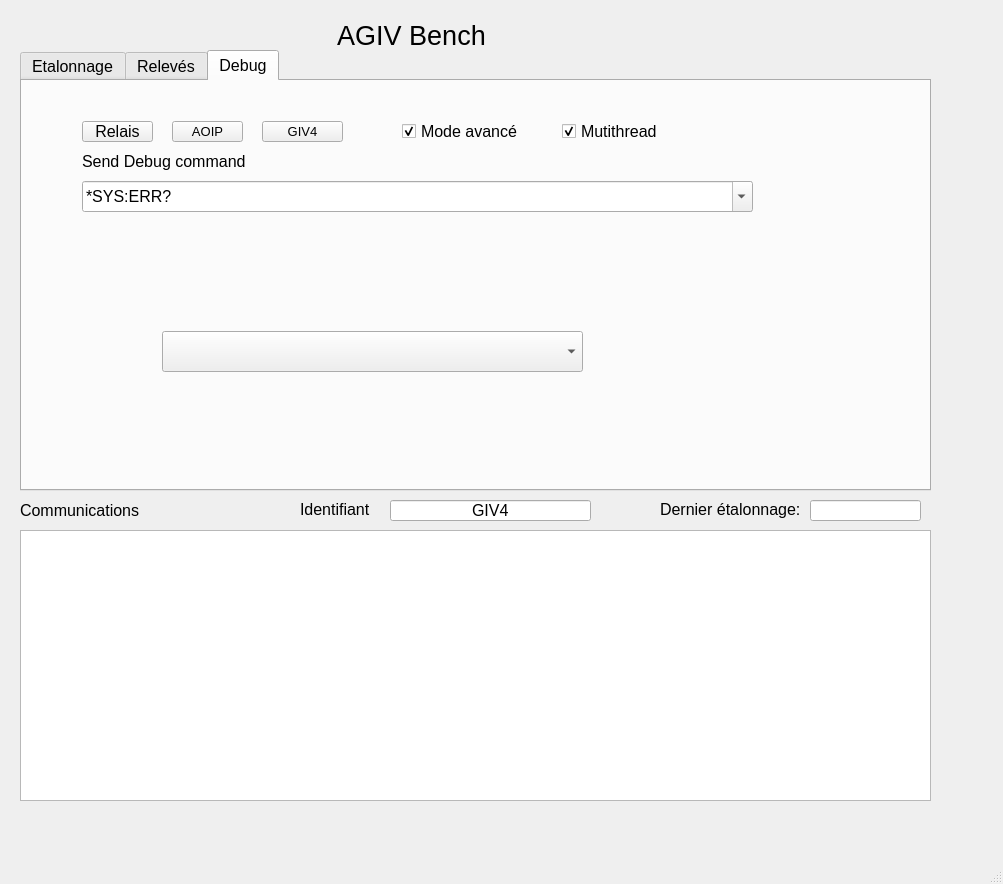
Before: the Qt Designer form MainWindow.ui in APuissance3/AGIV, drawn with Qt 5.
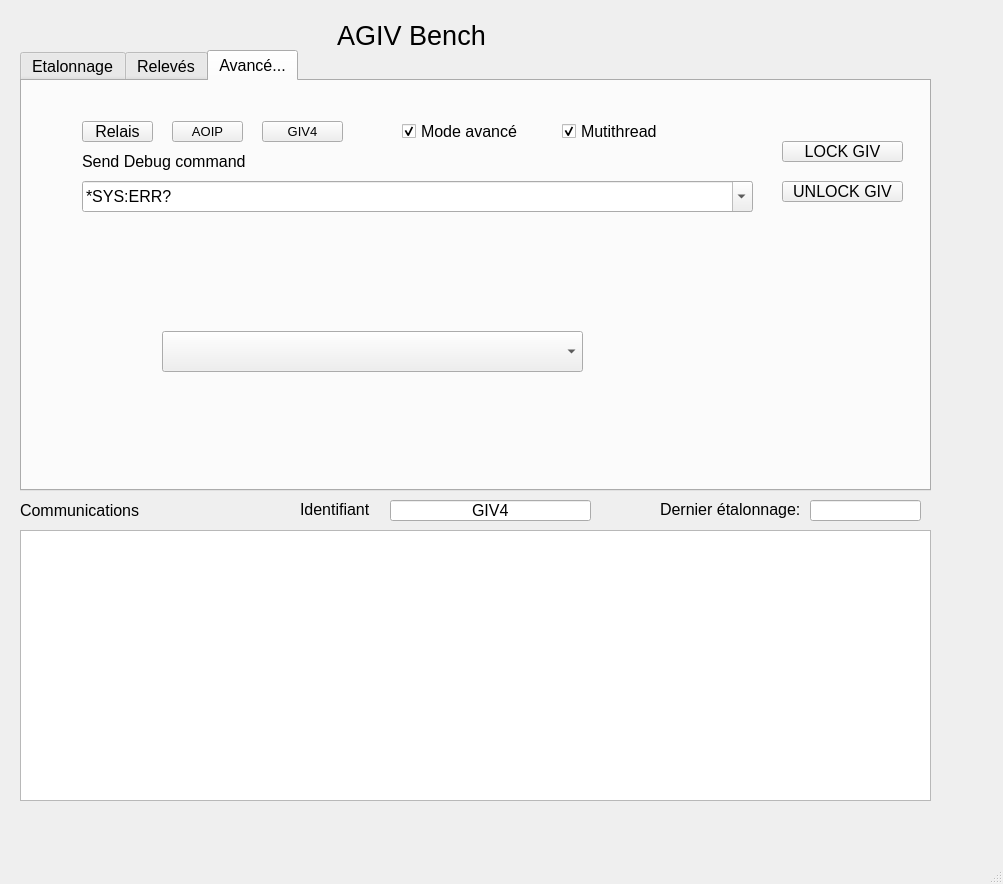
After: the same form once the commit is applied. The open tabs and pages were chosen to show the change.

Diff of the .ui file:
```diff
--- a/MainWindow.ui
+++ b/MainWindow.ui
@@ -361,7 +361,7 @@
     </widget>
     <widget class="QWidget" name="tab_2">
      <attribute name="title">
-      <string>Debug</string>
+      <string>Avancé...</string>
      </attribute>
      <widget class="QPushButton" name="pBtSendAoip">
       <property name="geometry">
@@ -490,6 +490,32 @@
        </font>
       </property>
      </widget>
+     <widget class="QPushButton" name="pBtLockGiv_2">
+      <property name="geometry">
+       <rect>
+        <x>760</x>
+        <y>60</y>
+        <width>121</width>
+        <height>21</height>
+       </rect>
+      </property>
+      <property name="text">
+       <string>LOCK GIV</string>
+      </property>
+     </widget>
+     <widget class="QPushButton" name="pBtUnlock_Giv">
+      <property name="geometry">
+       <rect>
+        <x>760</x>
+        <y>100</y>
+        <width>121</width>
+        <height>21</height>
+       </rect>
+      </property>
+      <property name="text">
+       <string>UNLOCK GIV</string>
+      </property>
+     </widget>
     </widget>
    </widget>
    <widget class="QLabel" name="label">
```
Left out of the diff: 19 changed lines with no effect on the pictures.
